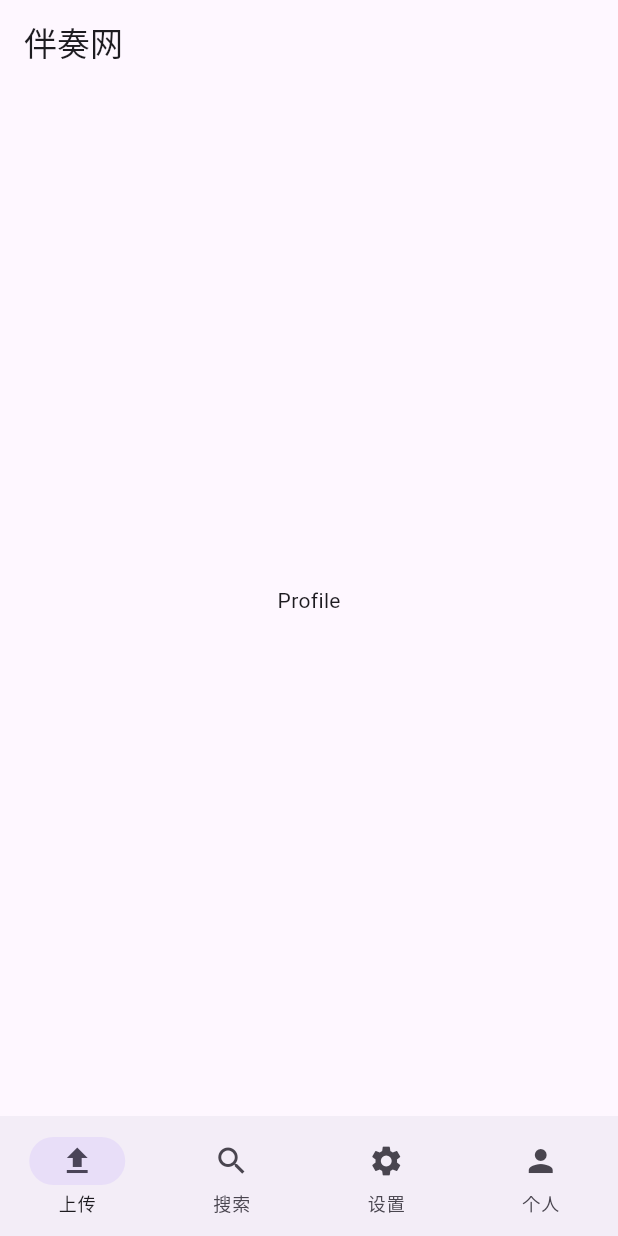
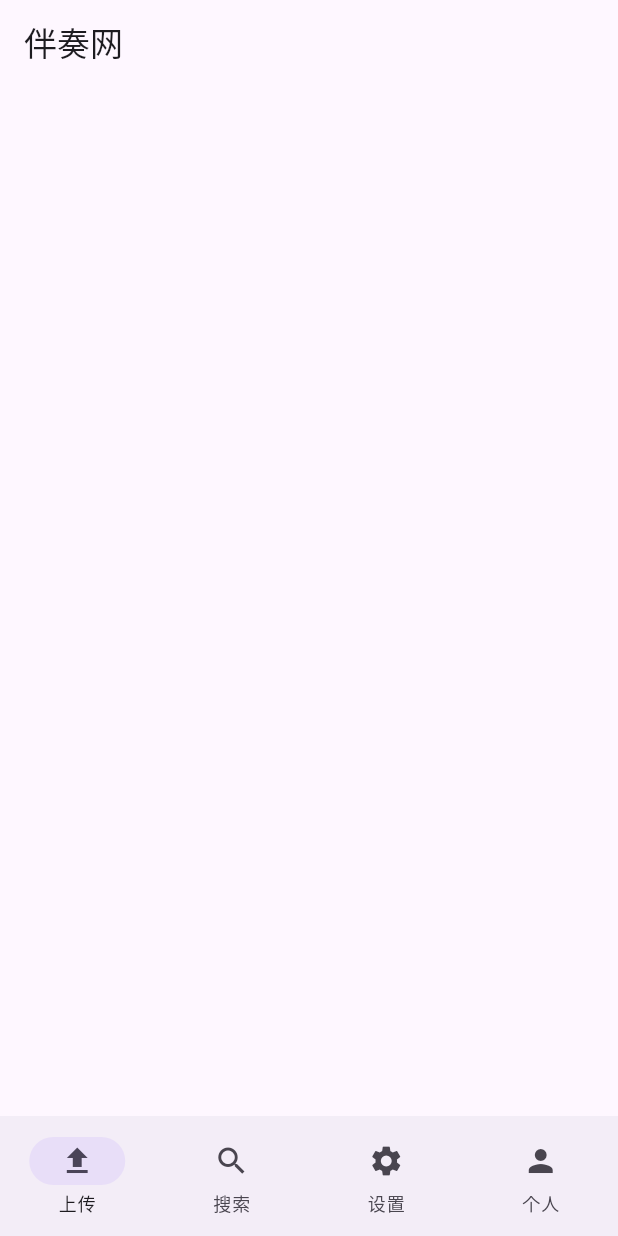
Before and after one commit to InstrunetSoftwares/Flutter, a Flutter app: the screen it shows after launch, swiped to page 4, on a phone screen of 412 x 824 dp. Run offline on Flutter 3.47's test engine with Material 3 defaults, Android fonts, the phone set to English and light mode, and no system bars; our stand-ins replace file_picker, flutter_hooks; missing offline and left inert: audio_metadata_reader, window_size.

Commit message:
need apis.

```diff
--- a/lib/main.dart
+++ b/lib/main.dart
@@ -3,6 +3,7 @@ import 'package:audio_metadata_reader/audio_metadata_reader.dart';
 import 'package:file_picker/file_picker.dart';
 import 'package:flutter/foundation.dart';
 import 'package:flutter/material.dart';
+import 'package:flutter_hooks/flutter_hooks.dart';
 import 'package:window_size/window_size.dart';
 
 void main() {
@@ -33,7 +34,7 @@ class _MainAppState extends State<MainApp> {
             UploadPage(),
             Center(child: Text("Search")),
             Center(child: Text("Settings")),
-            Center(child: Text("Profile"),)
+            ProfilePage()
           ],
         ),
 
@@ -183,3 +184,16 @@ class _UploadPageState extends State<UploadPage> with AutomaticKeepAliveClientMi
   @override
   bool get wantKeepAlive => true;
 }
+
+class ProfilePage extends StatefulWidget{
+  @override
+  State<StatefulWidget> createState() => _ProfilePageState();
+}
+class _ProfilePageState extends State<ProfilePage> {
+  @override
+  Widget build(BuildContext context) {
+    return Column(
+      children: [],
+    );
+  }
+}
```
Also changed, not shown: 3 other files.
